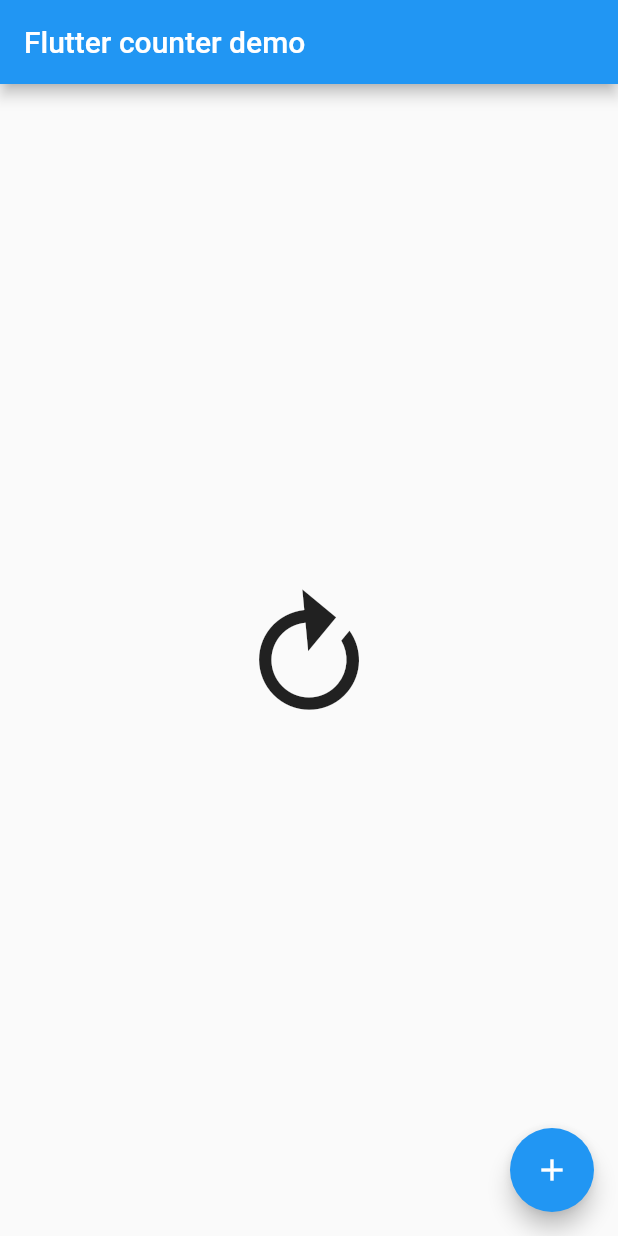
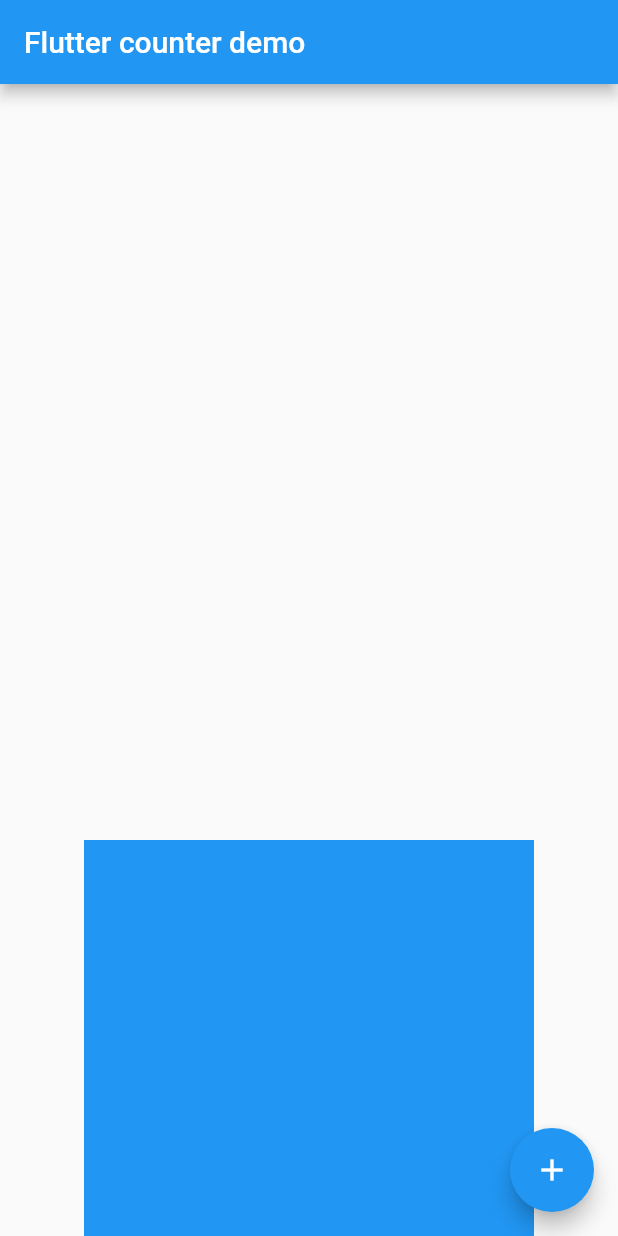
Before and after one commit to cleong98/flutter_animation, a Flutter app: the screen it shows after launch, after a tap on the "add" icon, on a phone screen of 412 x 824 dp. Run offline on Flutter 3.47's test engine with Material 2 defaults, Android fonts, the phone set to English and light mode, and no system bars.

```diff
--- a/lib/main.dart
+++ b/lib/main.dart
@@ -30,15 +30,13 @@ class MyHomePage extends StatefulWidget {
 class _MyHomePageState extends State<MyHomePage>
     with SingleTickerProviderStateMixin {
   late AnimationController _controller;
-  bool _isloading = true;
 
   @override
   void initState() {
     _controller = AnimationController(
-        duration: const Duration(seconds: 1),
-        vsync: this
-    );
-    _controller.repeat();
+      duration: const Duration(seconds: 3),
+      vsync: this,
+    )..repeat(reverse: true);
     super.initState();
   }
 
@@ -49,13 +47,7 @@ class _MyHomePageState extends State<MyHomePage>
   }
 
   void _transitionAction() async {
-    _isloading = !_isloading;
-    if(_isloading) {
-      _controller.repeat();
-    } else {
-      _controller.stop();
-    }
-
+    _controller.repeat();
   }
 
   @override
@@ -65,9 +57,20 @@ class _MyHomePageState extends State<MyHomePage>
         title: Text(widget.title),
       ),
       body: Center(
-        child: RotationTransition(
-          turns: _controller,
-          child: const Icon(Icons.refresh, size: 100),
+        child: SlideTransition(
+            position: Tween(begin: const Offset(0,-0.5), end: const Offset(0, 1))
+                .chain(CurveTween(curve: const Interval(0.8, 1.0)))
+                .animate(_controller),
+          // position: Tween(begin: const Offset(0,-0.5), end: const Offset(0, 1))
+          //     .chain(CurveTween(curve: Curves.elasticInOut))
+          //     .animate(_controller),
+         // scale: _controller.drive(Tween(begin: 0.5, end: 2)),
+         // position: _controller.drive(Tween(begin: const Offset(0, 0), end: const Offset(0, 2))),
+          child: Container(
+            width: 300,
+            height: 300,
+            color: Colors.blue,
+          )
         ),
       ),
       floatingActionButton: FloatingActionButton(
```
Also changed, not shown: 1 other file.
